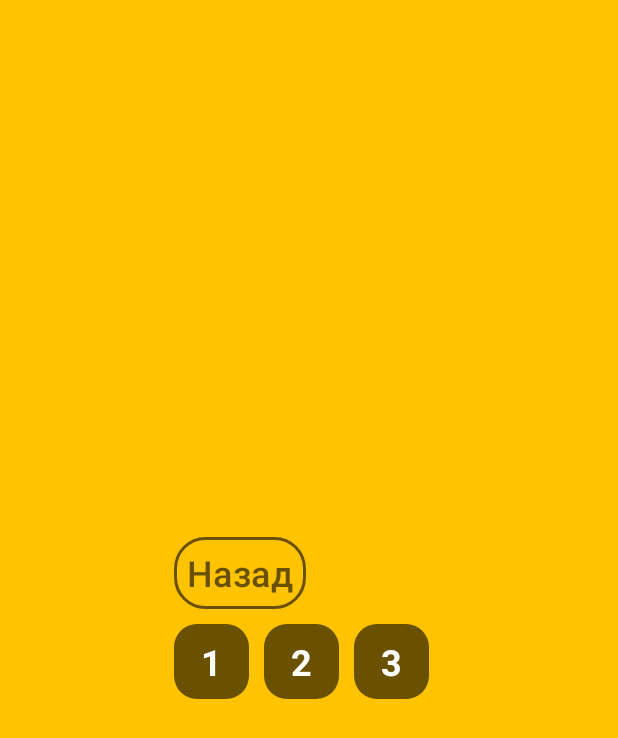
After one commit to Dolya08/KalmLang, an Android app: the GameLevels screen opened directly, with no data from a screen before it, on a phone screen of 412 x 824 dp. The commit adds this screen. Shown: the top 738 px of the screen. Run offline under Robolectric (Android 15) with nearby library versions, the phone set to English and light mode, and no system bars.

Commit message:
Все до шестого урока кроме запуска

```diff
--- a/app/src/main/AndroidManifest.xml
+++ b/app/src/main/AndroidManifest.xml
@@ -19,6 +19,14 @@
                 <category android:name="android.intent.category.LAUNCHER" />
             </intent-filter>
         </activity>
+        <activity
+            android:name=".GameLevels"
+            android:screenOrientation="portrait"
+            android:exported="true">
+            <intent-filter>
+                <category android:name="android.intent.category.LAUNCHER" />
+            </intent-filter>
+        </activity>
     </application>
 
 </manifest>
--- /dev/null
+++ b/app/src/main/java/tmp/dolya/kalmlang/GameLevels.java
@@ -0,0 +1,20 @@
+package tmp.dolya.kalmlang;
+
+import android.os.Bundle;
+import android.view.Window;
+import android.view.WindowManager;
+
+import androidx.appcompat.app.AppCompatActivity;
+
+public class GameLevels extends AppCompatActivity {
+
+    @Override
+    protected void onCreate(Bundle savedInstanceState) {
+        super.onCreate(savedInstanceState);
+        setContentView(R.layout.gamelevels);
+
+        Window w = getWindow();
+        w.setFlags(WindowManager.LayoutParams.FLAG_FULLSCREEN, WindowManager.LayoutParams.FLAG_FULLSCREEN);
+
+    }
+}
--- a/app/src/main/java/tmp/dolya/kalmlang/MainActivity.java
+++ b/app/src/main/java/tmp/dolya/kalmlang/MainActivity.java
@@ -2,9 +2,12 @@
 
 import androidx.appcompat.app.AppCompatActivity;
 
+import android.content.Intent;
 import android.os.Bundle;
+import android.view.View;
 import android.view.Window;
 import android.view.WindowManager;
+import android.widget.Button;
 
 public class MainActivity extends AppCompatActivity {
 
@@ -13,6 +16,21 @@
         super.onCreate(savedInstanceState);
         setContentView(R.layout.activity_main);
 
+        Button btnStart = (Button)findViewById(R.id.btnStart);
+
+        btnStart.setOnClickListener(new View.OnClickListener() {
+            @Override
+            public void onClick(View v) {
+                try {
+                    Intent intent = new Intent(MainActivity.this, GameLevels.class);
+                    startActivity(intent);
+                    finish();
+                }catch (Exception e) {
+
+                }
+            }
+        });
+
         Window w = getWindow();
         w.setFlags(WindowManager.LayoutParams.FLAG_FULLSCREEN, WindowManager.LayoutParams.FLAG_FULLSCREEN);
 
--- /dev/null
+++ b/app/src/main/res/drawable/button_gamelevels.xml
@@ -0,0 +1,5 @@
+<?xml version="1.0" encoding="utf-8"?>
+<selector xmlns:android="http://schemas.android.com/apk/res/android">
+    <item android:state_pressed="false" android:drawable="@drawable/style_btn_black95"></item>
+    <item android:state_pressed="true" android:drawable="@drawable/style_btn_black60"></item>
+</selector>
--- /dev/null
+++ b/app/src/main/res/drawable/style_btn_black60.xml
@@ -0,0 +1,5 @@
+<?xml version="1.0" encoding="utf-8"?>
+<shape xmlns:android="http://schemas.android.com/apk/res/android">
+    <corners android:radius="15dp"></corners>
+    <solid android:color="@color/black60"></solid>
+</shape>
--- /dev/null
+++ b/app/src/main/res/drawable/style_btn_black95.xml
@@ -0,0 +1,5 @@
+<?xml version="1.0" encoding="utf-8"?>
+<shape xmlns:android="http://schemas.android.com/apk/res/android">
+    <corners android:radius="15dp"></corners>
+    <solid android:color="@color/black95"></solid>
+</shape>
--- /dev/null
+++ b/app/src/main/res/layout/gamelevels.xml
@@ -0,0 +1,103 @@
+<?xml version="1.0" encoding="utf-8"?>
+<RelativeLayout xmlns:android="http://schemas.android.com/apk/res/android"
+    xmlns:app="http://schemas.android.com/apk/res-auto"
+    android:layout_width="match_parent"
+    android:layout_height="match_parent"
+    android:orientation="vertical">
+
+    <ImageView
+        android:id="@+id/imageView"
+        android:layout_width="match_parent"
+        android:layout_height="match_parent"
+        android:scaleType="centerCrop"
+        app:srcCompat="@drawable/main_background" />
+
+    <LinearLayout
+        android:id="@+id/container1"
+        android:layout_width="match_parent"
+        android:layout_height="match_parent"
+        android:gravity="center"
+        android:orientation="vertical">
+
+        <LinearLayout
+            android:id="@+id/container2"
+            android:layout_width="wrap_content"
+            android:layout_height="wrap_content"
+            android:orientation="vertical"
+            android:padding="10dp">
+
+            <LinearLayout
+                android:id="@+id/container3"
+                android:layout_width="match_parent"
+                android:layout_height="match_parent"
+                android:orientation="horizontal">
+
+                <Button
+                    android:id="@+id/button_back"
+                    android:layout_width="wrap_content"
+                    android:layout_height="wrap_content"
+                    android:text="@string/back"
+                    android:background="@drawable/button_stroke_black95_press_white"
+                    android:textColor="@color/black95"
+                    android:textSize="24sp"
+                    android:paddingLeft="5dp"
+                    android:paddingRight="5dp"
+                    android:textAllCaps="false"/>
+            </LinearLayout>
+
+            <ScrollView
+                android:layout_width="match_parent"
+                android:layout_height="match_parent"
+                android:layout_marginTop="10dp">
+
+                <LinearLayout
+                    android:id="@+id/container4"
+                    android:layout_width="match_parent"
+                    android:layout_height="wrap_content"
+                    android:orientation="vertical">
+
+                    <LinearLayout
+                        android:id="@+id/line1"
+                        android:layout_width="match_parent"
+                        android:layout_height="wrap_content"
+                        android:orientation="horizontal">
+
+                        <TextView
+                            android:id="@+id/textView1"
+                            android:layout_width="50dp"
+                            android:layout_height="50dp"
+                            android:text="1"
+                            android:layout_marginRight="10dp"
+                            android:background="@drawable/button_gamelevels"
+                            android:textColor="@color/white"
+                            android:textSize="24sp"
+                            android:textStyle="bold"
+                            android:gravity="center"/>
+                        <TextView
+                            android:id="@+id/textView2"
+                            android:layout_width="50dp"
+                            android:layout_height="50dp"
+                            android:text="2"
+                            android:layout_marginRight="10dp"
+                            android:background="@drawable/button_gamelevels"
+                            android:textColor="@color/white"
+                            android:textSize="24sp"
+                            android:textStyle="bold"
+                            android:gravity="center"/>
+                        <TextView
+                            android:id="@+id/textView3"
+                            android:layout_width="50dp"
+                            android:layout_height="50dp"
+                            android:text="3"
+                            android:layout_marginRight="10dp"
+                            android:background="@drawable/button_gamelevels"
+                            android:textColor="@color/white"
+                            android:textSize="24sp"
+                            android:textStyle="bold"
+                            android:gravity="center"/>
+                    </LinearLayout>
+                </LinearLayout>
+            </ScrollView>
+        </LinearLayout>
+    </LinearLayout>
+</RelativeLayout>
--- a/app/src/main/res/values/colors.xml
+++ b/app/src/main/res/values/colors.xml
@@ -3,4 +3,5 @@
     <color name="black">#FF000000</color>
     <color name="white">#FFFFFFFF</color>
     <color name="black95">#95000000</color>
+    <color name="black60">#60000000</color>
 </resources>
--- a/app/src/main/res/values/strings.xml
+++ b/app/src/main/res/values/strings.xml
@@ -1,4 +1,5 @@
 <resources>
     <string name="app_name">KalmLang</string>
     <string name="start">Начать</string>
+    <string name="back">Назад</string>
 </resources>
```
